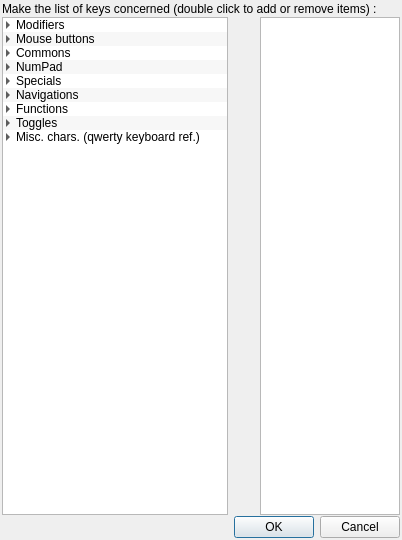
Qt form ui/KeysSelectorDialog.ui (AmirHammouteneEI/ScheduledPasteAndKeys) before a commit.
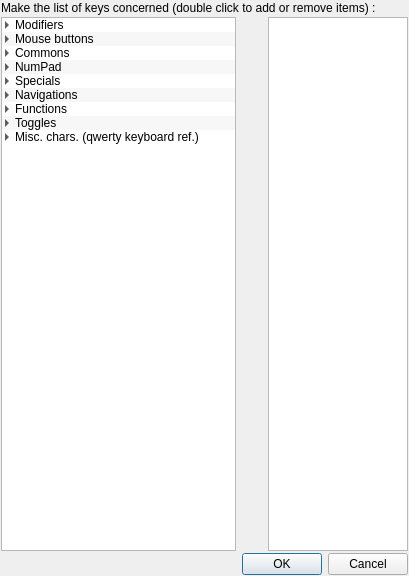
The same form after that commit.

The edit to the form file:
```diff
--- a/ui/KeysSelectorDialog.ui
+++ b/ui/KeysSelectorDialog.ui
@@ -9,8 +9,8 @@
    <rect>
     <x>0</x>
     <y>0</y>
-    <width>402</width>
-    <height>540</height>
+    <width>409</width>
+    <height>576</height>
    </rect>
   </property>
   <property name="windowTitle">
@@ -18,19 +18,19 @@
   </property>
   <layout class="QVBoxLayout" name="verticalLayout">
    <property name="spacing">
-    <number>1</number>
+    <number>2</number>
    </property>
    <property name="leftMargin">
-    <number>2</number>
+    <number>1</number>
    </property>
    <property name="topMargin">
-    <number>2</number>
+    <number>1</number>
    </property>
    <property name="rightMargin">
-    <number>2</number>
+    <number>1</number>
    </property>
    <property name="bottomMargin">
-    <number>2</number>
+    <number>1</number>
    </property>
    <item>
     <widget class="QLabel" name="label">
```
Left out of the diff: 18 changed lines with no effect on the pictures.
